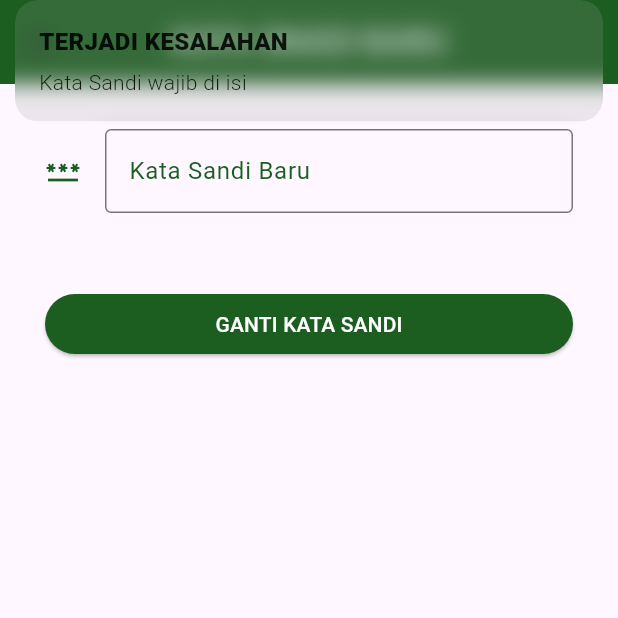
After one commit to iqbalsuwandi20/presence, a Flutter app: the NewPasswordView screen opened by its route, after a tap on "GANTI KATA SANDI", on a phone screen of 412 x 824 dp, the top half of it. The commit adds this screen. Run offline on Flutter 3.47's test engine with Material 3 defaults, Android fonts, the phone set to English and light mode, and no system bars; our stand-ins replace cloud_firestore, firebase_auth, firebase_core, get; accounts and stored records are empty.

Commit message:
berhasil membuat new passowrd

```diff
--- a/lib/app/modules/add_pegawai/views/add_pegawai_view.dart
+++ b/lib/app/modules/add_pegawai/views/add_pegawai_view.dart
@@ -1,5 +1,4 @@
 import 'package:flutter/material.dart';
-
 import 'package:get/get.dart';
 
 import '../controllers/add_pegawai_controller.dart';
@@ -23,6 +22,7 @@ class AddPegawaiView extends GetView<AddPegawaiController> {
         children: [
           TextField(
             controller: controller.nipC,
+            autocorrect: false,
             keyboardType: TextInputType.number,
             cursorColor: Colors.green[900],
             textInputAction: TextInputAction.next,
@@ -40,6 +40,7 @@ class AddPegawaiView extends GetView<AddPegawaiController> {
           ),
           TextField(
             controller: controller.nameC,
+            autocorrect: false,
             cursorColor: Colors.green[900],
             textInputAction: TextInputAction.next,
             decoration: InputDecoration(
@@ -56,6 +57,7 @@ class AddPegawaiView extends GetView<AddPegawaiController> {
           ),
           TextField(
             controller: controller.emailC,
+            autocorrect: false,
             keyboardType: TextInputType.emailAddress,
             cursorColor: Colors.green[900],
             textInputAction: TextInputAction.next,
--- a/lib/app/modules/login/views/login_view.dart
+++ b/lib/app/modules/login/views/login_view.dart
@@ -21,6 +21,7 @@ class LoginView extends GetView<LoginController> {
         children: [
           TextField(
             controller: controller.emailC,
+            autocorrect: false,
             keyboardType: TextInputType.emailAddress,
             cursorColor: Colors.green[900],
             textInputAction: TextInputAction.next,
@@ -35,6 +36,7 @@ class LoginView extends GetView<LoginController> {
           ),
           TextField(
             controller: controller.passC,
+            autocorrect: false,
             obscureText: true,
             cursorColor: Colors.green[900],
             textInputAction: TextInputAction.next,
--- /dev/null
+++ b/lib/app/modules/new_password/bindings/new_password_binding.dart
@@ -0,0 +1,12 @@
+import 'package:get/get.dart';
+
+import '../controllers/new_password_controller.dart';
+
+class NewPasswordBinding extends Bindings {
+  @override
+  void dependencies() {
+    Get.lazyPut<NewPasswordController>(
+      () => NewPasswordController(),
+    );
+  }
+}
--- /dev/null
+++ b/lib/app/modules/new_password/controllers/new_password_controller.dart
@@ -0,0 +1,47 @@
+import 'package:firebase_auth/firebase_auth.dart';
+import 'package:flutter/material.dart';
+import 'package:get/get.dart';
+
+import '../../../routes/app_pages.dart';
+
+class NewPasswordController extends GetxController {
+  TextEditingController newPassC = TextEditingController();
+
+  FirebaseAuth auth = FirebaseAuth.instance;
+
+  void newPassword() async {
+    if (newPassC.text.isNotEmpty) {
+      if (newPassC.text != "admin123") {
+        try {
+          String email = auth.currentUser!.email!;
+
+          await auth.currentUser!.updatePassword(newPassC.text);
+
+          await auth.signOut();
+
+          await auth.signInWithEmailAndPassword(
+            email: email,
+            password: newPassC.text,
+          );
+
+          Get.offAllNamed(Routes.HOME);
+
+          Get.snackbar('BERHASIL', "Berhasil mengganti kata sandi");
+        } on FirebaseAuthException catch (e) {
+          if (e.code == "weak-password") {
+            Get.snackbar("TERJADI KESALAHAN",
+                "Kata Sandi anda terlalu lemah, harus 6 karakter");
+          }
+        } catch (e) {
+          Get.snackbar(
+              "TERJADI KESALAHAN", "Tidak dapat mengganti kata sandi anda");
+        }
+      } else {
+        Get.snackbar("TERJADI KESALAHAN",
+            "Tidak boleh menggunakan Kata Sandi 'admin123'");
+      }
+    } else {
+      Get.snackbar('TERJADI KESALAHAN', "Kata Sandi wajib di isi");
+    }
+  }
+}
--- /dev/null
+++ b/lib/app/modules/new_password/views/new_password_view.dart
@@ -0,0 +1,51 @@
+import 'package:flutter/material.dart';
+import 'package:get/get.dart';
+
+import '../controllers/new_password_controller.dart';
+
+class NewPasswordView extends GetView<NewPasswordController> {
+  const NewPasswordView({super.key});
+  @override
+  Widget build(BuildContext context) {
+    return Scaffold(
+      appBar: AppBar(
+        title: const Text(
+          'KATA SNADI BARU',
+          style: TextStyle(color: Colors.white),
+        ),
+        centerTitle: true,
+        backgroundColor: Colors.green[900],
+      ),
+      body: ListView(
+        padding: EdgeInsets.all(30),
+        children: [
+          TextField(
+            controller: controller.newPassC,
+            autocorrect: false,
+            obscureText: true,
+            cursorColor: Colors.green[900],
+            textInputAction: TextInputAction.done,
+            decoration: InputDecoration(
+                icon: Icon(Icons.password_outlined, color: Colors.green[900]),
+                labelText: "Kata Sandi Baru",
+                labelStyle: TextStyle(color: Colors.green[900]),
+                border: OutlineInputBorder()),
+          ),
+          SizedBox(
+            height: 50,
+          ),
+          ElevatedButton(
+              style:
+                  ElevatedButton.styleFrom(backgroundColor: Colors.green[900]),
+              onPressed: () {
+                controller.newPassword();
+              },
+              child: Text(
+                "GANTI KATA SANDI",
+                style: TextStyle(color: Colors.white),
+              ))
+        ],
+      ),
+    );
+  }
+}
--- a/lib/app/routes/app_routes.dart
+++ b/lib/app/routes/app_routes.dart
@@ -6,6 +6,7 @@ abstract class Routes {
   static const HOME = _Paths.HOME;
   static const ADD_PEGAWAI = _Paths.ADD_PEGAWAI;
   static const LOGIN = _Paths.LOGIN;
+  static const NEW_PASSWORD = _Paths.NEW_PASSWORD;
 }
 
 abstract class _Paths {
@@ -13,4 +14,5 @@ abstract class _Paths {
   static const HOME = '/home';
   static const ADD_PEGAWAI = '/add-pegawai';
   static const LOGIN = '/login';
+  static const NEW_PASSWORD = '/new-password';
 }
```
Also changed, not shown: lib/app/modules/login/controllers/login_controller.dart (+38 -6 lines), lib/app/routes/app_pages.dart (+7 -0 lines).
